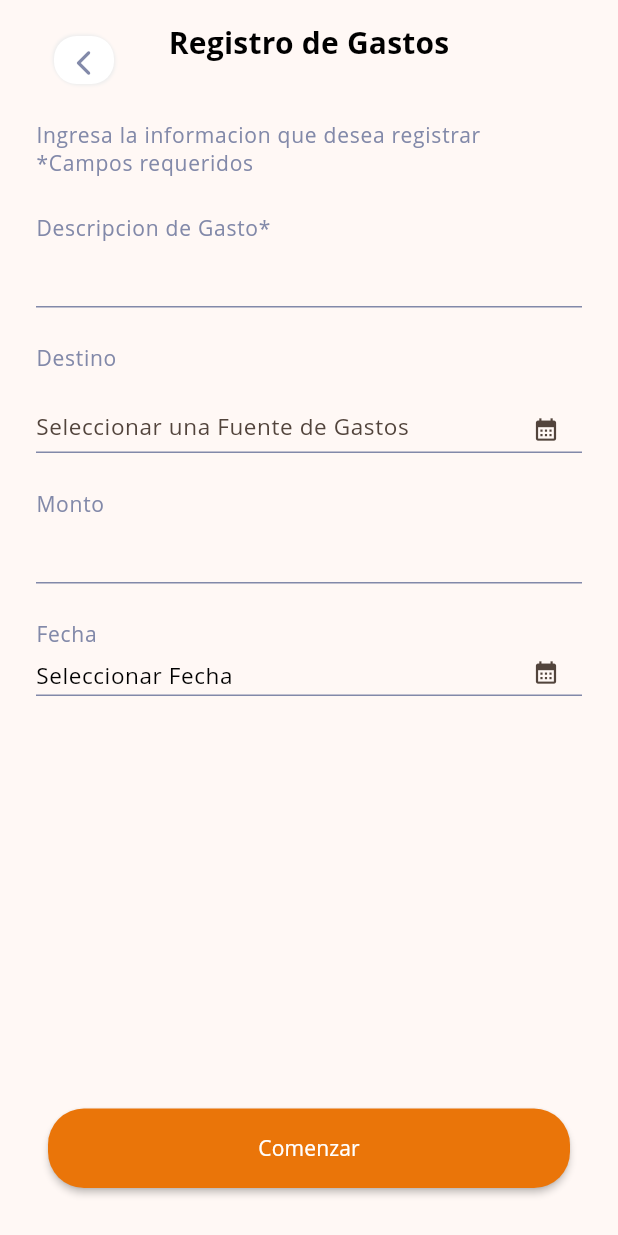
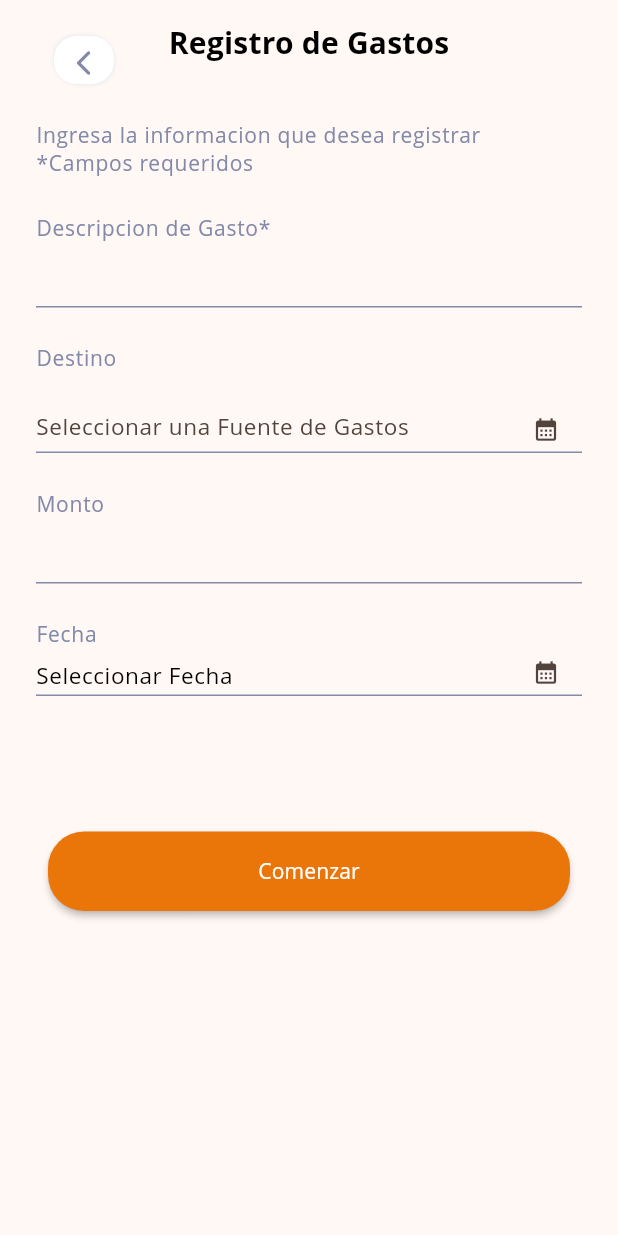
Before and after one commit to angelwayar/prueba-tecnica-mobile, a Flutter app: the screen it shows after launch, after a tap on "Comenzar", after a tap on "Registro de Gastos", on a phone screen of 412 x 824 dp. Run offline on Flutter 3.47's test engine with Material 2 defaults, Android fonts, the phone set to English and light mode, and no system bars; our stand-ins replace bloc, dio, flutter_bloc, flutter_modular, get_it; Roboto replaces fonts that are missing (Open Sans).

Commit message:
refactor module expenses

```diff
--- a/lib/injection.dart
+++ b/lib/injection.dart
@@ -1,11 +1,13 @@
 import 'package:bloc/bloc.dart';
 import 'package:get_it/get_it.dart';
-import 'src/expenses/bloc/expenses_bloc.dart';
+import 'src/expenses/data/repositories/expenses.repository.dart';
+import 'src/expenses/domain/repositories/expense.repository.dart';
+import 'src/expenses/presentation/bloc/expenses_bloc.dart';
 import 'src/expenses/data/datasources/expenses.datasource.dart';
+import 'src/historical_income/presentation/bloc/historical_bloc.dart';
 import 'src/historical_income/data/datasources/historical.datasource.dart';
 import 'src/historical_income/data/repositories/historical.repository.dart';
 import 'src/historical_income/domain/repositories/historical.repository.dart';
-import 'src/historical_income/presentation/bloc/historical_bloc.dart';
 
 class Injector {
   static GetIt? _instance;
@@ -19,7 +21,12 @@ class Injector {
       /// Injector expense
 
       getIt.registerFactory(() => ExpensesBloc(_instance!())),
-      getIt.registerFactory(() => ExpensesDataSource()),
+      getIt.registerLazySingleton<ExpensesDataSource>(
+        () => ExpensesServices(),
+      ),
+      getIt.registerLazySingleton<ExpensesRepository>(
+        () => ExpenseRepositoryImpl(_instance!()),
+      ),
 
       /// Injecto Histical
 
--- a/lib/src/expenses/data/datasources/expenses.datasource.dart
+++ b/lib/src/expenses/data/datasources/expenses.datasource.dart
@@ -1,12 +1,17 @@
 import 'package:dio/dio.dart';
 import '../models/expense.model.dart';
 
-class ExpensesDataSource {
+abstract class ExpensesDataSource {
   final _dio = Dio()
     ..options.baseUrl = 'uri'
     ..options.connectTimeout = const Duration(seconds: 60)
     ..options.receiveTimeout = const Duration(seconds: 60);
 
+  Future<void> createExpense(ExpenseModel expenseModel);
+}
+
+class ExpensesServices extends ExpensesDataSource {
+  @override
   Future<void> createExpense(ExpenseModel expenseModel) async {
     //* THIS IS A SUCCESS RESPONSE
     await Future.delayed(
--- a/lib/src/expenses/data/models/expense.model.dart
+++ b/lib/src/expenses/data/models/expense.model.dart
@@ -1,3 +1,5 @@
+import '../../domain/entities/expense.entity.dart';
+
 class ExpenseModel extends Expense {
   ExpenseModel({
     required super.description,
@@ -17,19 +19,3 @@ class ExpenseModel extends Expense {
     return data;
   }
 }
-
-class Expense {
-  final String description;
-  final double amount;
-  final String expenseType;
-  final String expenseDate;
-  final int userId;
-
-  Expense({
-    required this.description,
-    required this.amount,
-    required this.expenseType,
-    required this.expenseDate,
-    required this.userId,
-  });
-}
--- /dev/null
+++ b/lib/src/expenses/data/repositories/expenses.repository.dart
@@ -0,0 +1,15 @@
+import 'package:mobile/src/expenses/data/models/expense.model.dart';
+import 'package:mobile/src/expenses/domain/entities/expense.entity.dart';
+import '../datasources/expenses.datasource.dart';
+import '../../domain/repositories/expense.repository.dart';
+
+class ExpenseRepositoryImpl implements ExpensesRepository {
+  final ExpensesDataSource _service;
+
+  ExpenseRepositoryImpl(this._service);
+
+  @override
+  Future<void> createExpense(Expense exponse) async {
+    await _service.createExpense(exponse as ExpenseModel);
+  }
+}
--- /dev/null
+++ b/lib/src/expenses/domain/entities/expense.entity.dart
@@ -0,0 +1,15 @@
+class Expense {
+  const Expense({
+    required this.description,
+    required this.amount,
+    required this.expenseType,
+    required this.expenseDate,
+    required this.userId,
+  });
+
+  final String description;
+  final double amount;
+  final String expenseType;
+  final String expenseDate;
+  final int userId;
+}
--- /dev/null
+++ b/lib/src/expenses/domain/repositories/expense.repository.dart
@@ -0,0 +1,5 @@
+import '../entities/expense.entity.dart';
+
+abstract class ExpensesRepository {
+  Future<void> createExpense(Expense exponse);
+}
--- a/lib/src/expenses/bloc/expenses_bloc.dart
+++ b/lib/src/expenses/presentation/bloc/expenses_bloc.dart
@@ -1,13 +1,14 @@
 import 'package:dio/dio.dart';
 import 'package:bloc/bloc.dart';
-import 'package:mobile/src/expenses/data/models/expense.model.dart';
-import '../data/datasources/expenses.datasource.dart';
+import 'package:mobile/src/expenses/domain/repositories/expense.repository.dart';
+import '../../data/models/models.dart';
 
 part 'expenses_event.dart';
 part 'expenses_state.dart';
 
 class ExpensesBloc extends Bloc<ExpensesEvent, ExpensesState> {
-  final ExpensesDataSource _repository;
+  final ExpensesRepository _repository;
+
   ExpensesBloc(this._repository) : super(ExpensesState()) {
     on<ExpensesCreated>(_onExpensesCreated);
   }
--- a/lib/src/expenses/presentation/pages/expenses.page.dart
+++ b/lib/src/expenses/presentation/pages/expenses.page.dart
@@ -1,17 +1,17 @@
 import 'package:flutter/material.dart';
 import 'package:flutter_bloc/flutter_bloc.dart';
-import 'package:mobile/src/expenses/data/models/expense.model.dart';
 import 'package:mobile/src/shared/loading.dart';
 import 'package:mobile/src/shared/app_bar_minimal.widget.dart';
+import '../../data/models/models.dart';
+import '../bloc/expenses_bloc.dart';
 import '../../../../injection.dart';
+import '../../../shared/dialog.dart';
 import '../../../../commons/info.dart';
+import '../../../shared/components/sun_text/sun_text.dart';
 import '../../../shared/components/sun_button/sun_button.dart';
 import '../../../shared/components/sun_field/date/sun_date_field.dart';
+import '../../../shared/components/sun_field/text/sun_text_field.dart';
 import '../../../shared/components/sun_field/selection/sun_selection_field.dart';
-import '../../../shared/components/sun_field/text/sun_text_field.dart';
-import '../../../shared/components/sun_text/sun_text.dart';
-import '../../../shared/dialog.dart';
-import '../../bloc/expenses_bloc.dart';
 
 class ExpensesPage extends StatefulWidget {
   const ExpensesPage({super.key});
@@ -21,11 +21,11 @@ class ExpensesPage extends StatefulWidget {
 }
 
 class _ExpensesPageState extends State<ExpensesPage> {
+  final _formKey = GlobalKey<FormState>();
+  final TextEditingController _controllerDate = TextEditingController();
+  final TextEditingController _controllerAmount = TextEditingController();
+  final TextEditingController _controllerDestination = TextEditingController();
   final TextEditingController _controllerDescription = TextEditingController();
-  final TextEditingController _controllerDestination = TextEditingController();
-  final TextEditingController _controllerAmount = TextEditingController();
-  final TextEditingController _controllerDate = TextEditingController();
-  final _formKey = GlobalKey<FormState>();
   Map<String, String> optionMap = {
     'Services': 'Servicios',
     'Food': 'Comida',
@@ -42,15 +42,11 @@ class _ExpensesPageState extends State<ExpensesPage> {
   }
 
   updateDateField(String newValue) {
-    setState(() {
-      _controllerDate.text = newValue;
-    });
+    _controllerDate.text = newValue;
   }
 
   updateSelectionField(dynamic newValue) {
-    setState(() {
-      _controllerDestination.text = newValue;
-    });
+    _controllerDestination.text = newValue;
   }
 
   String getKey(String value) {
@@ -76,7 +72,7 @@ class _ExpensesPageState extends State<ExpensesPage> {
         onLeftIconTap: () => Navigator.pop(context),
       ),
       body: BlocProvider<ExpensesBloc>(
-        create: (_) => Injector.getItBloc<ExpensesBloc>(),
+        create: (context) => Injector.getItBloc<ExpensesBloc>(),
         child: BlocListener<ExpensesBloc, ExpensesState>(
           listener: (context, state) {
             switch (state.status) {
@@ -92,8 +88,8 @@ class _ExpensesPageState extends State<ExpensesPage> {
             padding: const EdgeInsets.all(24),
             child: Form(
               key: _formKey,
-              child: Column(
-                crossAxisAlignment: CrossAxisAlignment.start,
+              child: ListView(
+                // crossAxisAlignment: CrossAxisAlignment.start,
                 children: [
                   SunText(
                     text:
@@ -138,7 +134,9 @@ class _ExpensesPageState extends State<ExpensesPage> {
                     controller: _controllerDate,
                     voidCallback: updateDateField,
                   ),
-                  const Spacer(),
+                  SizedBox(
+                    height: MediaQuery.of(context).size.height * 0.1,
+                  ),
                   Builder(
                     builder: (context) {
                       return SunButton(
```
Also changed, not shown: lib/src/expenses/presentation/bloc/expenses_event.dart (renamed from lib/src/expenses/bloc/expenses_event.dart), lib/src/expenses/presentation/bloc/expenses_state.dart (renamed from lib/src/expenses/bloc/expenses_state.dart).
